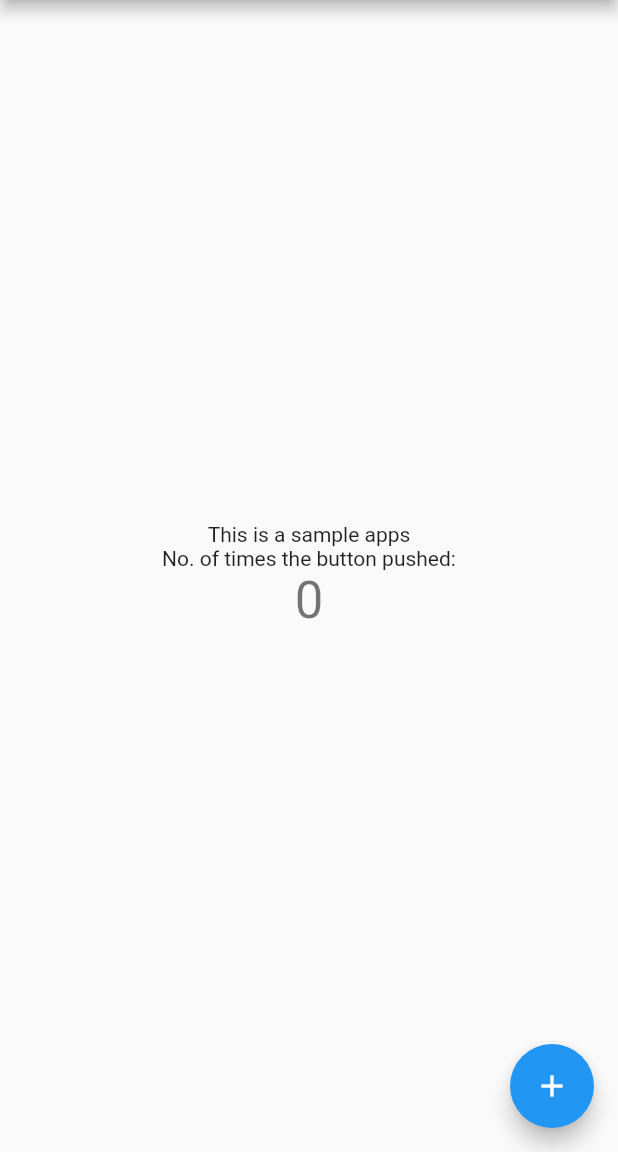
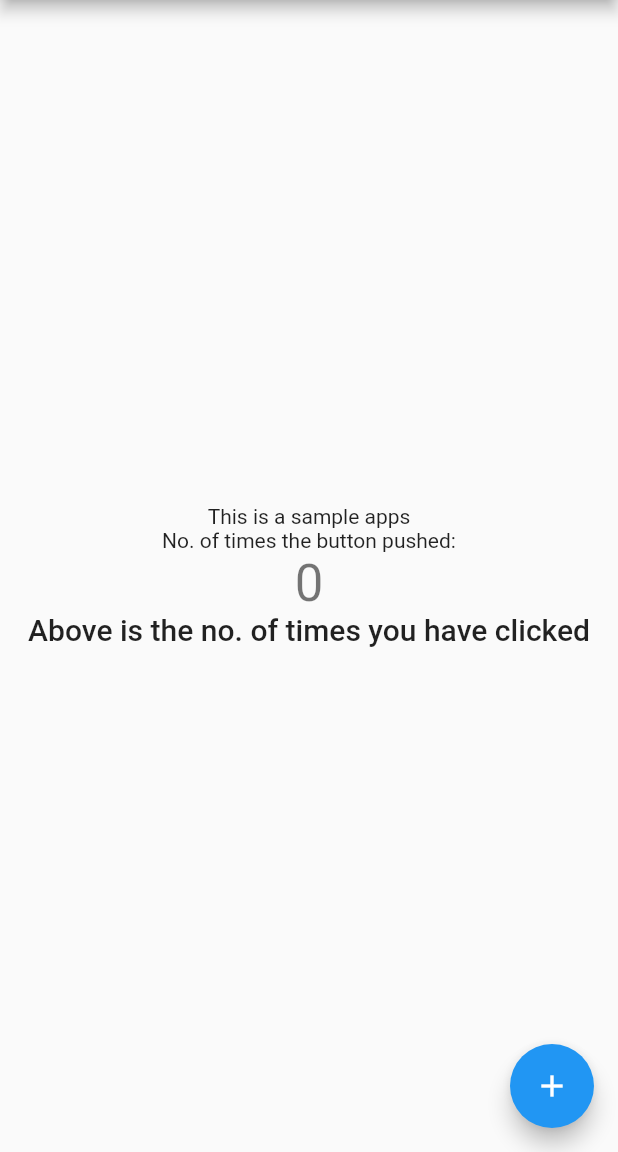
Before and after one commit to jatinderji/GithubActions_Demo, a Flutter app: the screen it shows after launch, on a phone screen of 412 x 824 dp, the part 84-1236 px from its top. Run offline on Flutter 3.47's test engine with Material 2 defaults, Android fonts, the phone set to English and light mode, and no system bars.

Commit message:
Working in new branch

```diff
--- a/lib/main.dart
+++ b/lib/main.dart
@@ -57,6 +57,10 @@ class _MyHomePageState extends State<MyHomePage> {
               '$_counter',
               style: Theme.of(context).textTheme.headline4,
             ),
+            Text(
+              'Above is the no. of times you have clicked',
+              style: Theme.of(context).textTheme.headline6,
+            ),
           ],
         ),
       ),
```
Also changed, not shown: 3 other files.
